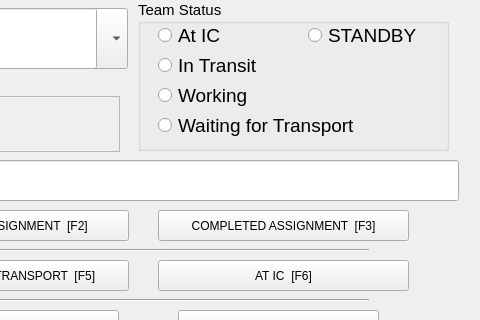
The window that newEntryWidget.ui (ncssar/radiolog) describes before a commit, drawn with Qt 5; both pictures show x 472 to 952 and y 0 to 320 of the 952 by 481 pixel window.
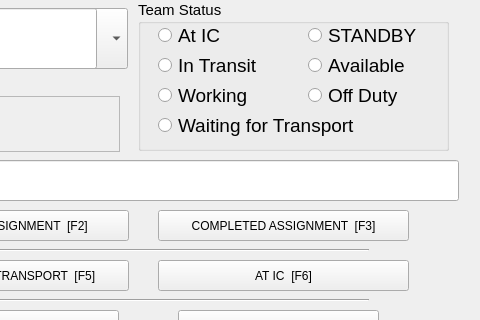
The same window after the commit.

The edit to the form file:
```diff
--- a/newEntryWidget.ui
+++ b/newEntryWidget.ui
@@ -338,6 +338,66 @@
      <string notr="true">statusButtonGroup</string>
     </attribute>
    </widget>
+   <widget class="QRadioButton" name="availableField">
+    <property name="geometry">
+     <rect>
+      <x>170</x>
+      <y>48</y>
+      <width>121</width>
+      <height>35</height>
+     </rect>
+    </property>
+    <property name="sizePolicy">
+     <sizepolicy hsizetype="Minimum" vsizetype="Fixed">
+      <horstretch>0</horstretch>
+      <verstretch>0</verstretch>
+     </sizepolicy>
+    </property>
+    <property name="font">
+     <font>
+      <family>Segoe UI</family>
+      <pointsize>14</pointsize>
+      <weight>50</weight>
+      <bold>false</bold>
+     </font>
+    </property>
+    <property name="text">
+     <string>Available</string>
+    </property>
+    <attribute name="buttonGroup">
+     <string notr="true">statusButtonGroup</string>
+    </attribute>
+   </widget>
+   <widget class="QRadioButton" name="availableField_2">
+    <property name="geometry">
+     <rect>
+      <x>170</x>
+      <y>80</y>
+      <width>150</width>
+      <height>31</height>
+     </rect>
+    </property>
+    <property name="sizePolicy">
+     <sizepolicy hsizetype="Minimum" vsizetype="Fixed">
+      <horstretch>0</horstretch>
+      <verstretch>0</verstretch>
+     </sizepolicy>
+    </property>
+    <property name="font">
+     <font>
+      <family>Segoe UI</family>
+      <pointsize>14</pointsize>
+      <weight>50</weight>
+      <bold>false</bold>
+     </font>
+    </property>
+    <property name="text">
+     <string>Off Duty</string>
+    </property>
+    <attribute name="buttonGroup">
+     <string notr="true">statusButtonGroup</string>
+    </attribute>
+   </widget>
   </widget>
   <widget class="QLabel" name="label_5">
    <property name="geometry">
```
